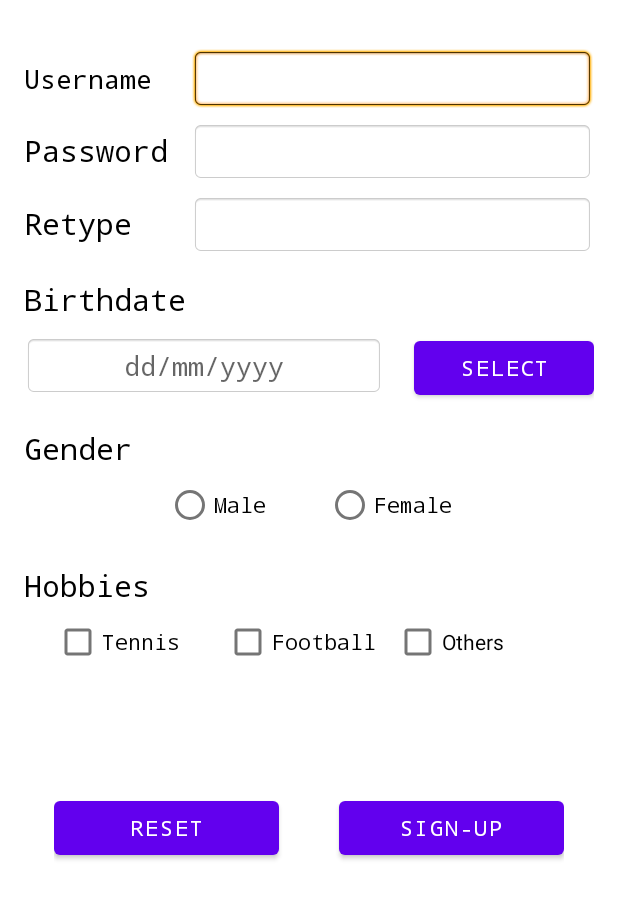
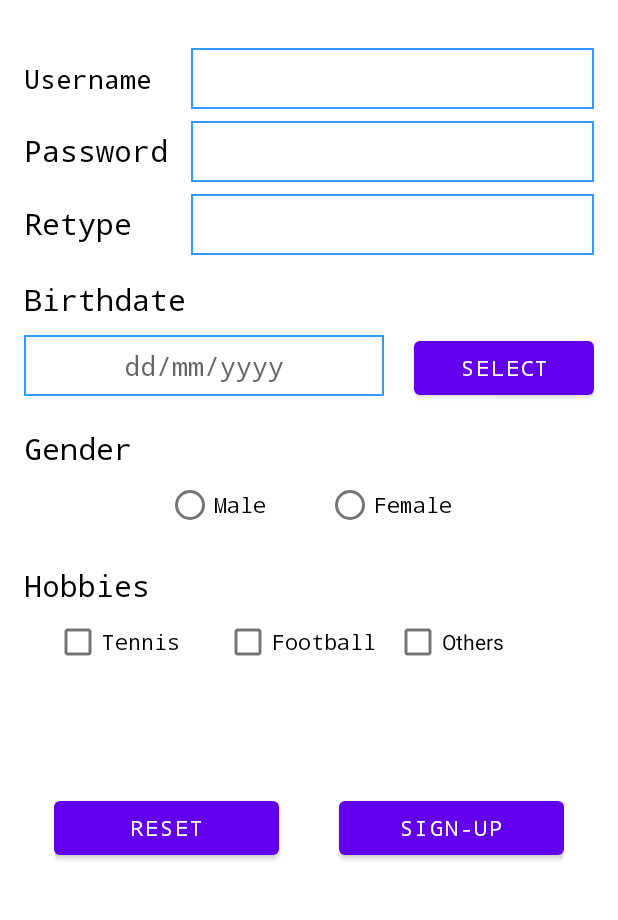
Before and after one commit to fit-hcmus-k21/mobile-development, an Android app: the ActivitySender screen opened directly, with no data from a screen before it, on a phone screen of 412 x 824 dp, the part 198-1118 px from its top. Run offline under Robolectric (Android 15) with nearby library versions, the phone set to English and light mode, and no system bars.

Commit message:
add style border for edittext box and edit background

```diff
--- /dev/null
+++ b/Week03/Register/app/src/main/res/drawable/border.xml
@@ -0,0 +1,13 @@
+<?xml version="1.0" encoding="utf-8"?>
+<layer-list xmlns:android="http://schemas.android.com/apk/res/android">
+    <item>
+        <shape android:shape="rectangle">
+            <stroke
+                android:width="1dp"
+                android:color="#3399FF"
+                />
+
+
+        </shape>
+    </item>
+</layer-list>
--- a/Week03/Register/app/src/main/res/layout/confirm_layout.xml
+++ b/Week03/Register/app/src/main/res/layout/confirm_layout.xml
@@ -11,7 +11,7 @@
         android:layout_width="match_parent"
         android:layout_height="wrap_content"
         android:layout_marginTop="24dp"
-        android:layout_marginBottom="36dp">
+        android:layout_marginBottom="60dp">
 
         <TextView
             android:layout_width="match_parent"
--- a/Week03/Register/app/src/main/res/layout/register_layout.xml
+++ b/Week03/Register/app/src/main/res/layout/register_layout.xml
@@ -56,11 +56,11 @@
             android:layout_width="0dp"
             android:layout_height="wrap_content"
             android:layout_weight="6"
-            android:background="@android:drawable/editbox_background"
             android:paddingLeft="12dp"
             android:paddingTop="8dp"
             android:paddingRight="8dp"
 
+            android:background="@drawable/border"
             android:typeface="monospace"
 
             android:paddingBottom="8dp"
@@ -92,7 +92,7 @@
             android:layout_width="0dp"
             android:layout_height="wrap_content"
             android:layout_weight="6"
-            android:background="@android:drawable/editbox_background"
+            android:background="@drawable/border"
             android:inputType="textPassword"
             android:paddingLeft="12dp"
             android:paddingTop="8dp"
@@ -129,7 +129,7 @@
             android:layout_width="0dp"
             android:layout_height="wrap_content"
             android:layout_weight="6"
-            android:background="@android:drawable/editbox_background"
+            android:background="@drawable/border"
             android:inputType="textPassword"
             android:paddingLeft="12dp"
             android:paddingTop="8dp"
@@ -173,7 +173,7 @@
                 android:layout_height="wrap_content"
                 android:layout_marginRight="20dp"
                 android:layout_weight="4"
-                android:background="@android:drawable/editbox_background"
+                android:background="@drawable/border"
                 android:gravity="center"
                 android:hint="dd/mm/yyyy"
                 android:paddingLeft="12dp"
--- a/Week03/Register/app/src/main/res/values/strings.xml
+++ b/Week03/Register/app/src/main/res/values/strings.xml
@@ -1,3 +1,4 @@
 <resources>
     <string name="app_name">Register</string>
+    <string name="title_activity_main">MainActivity</string>
 </resources>
```
